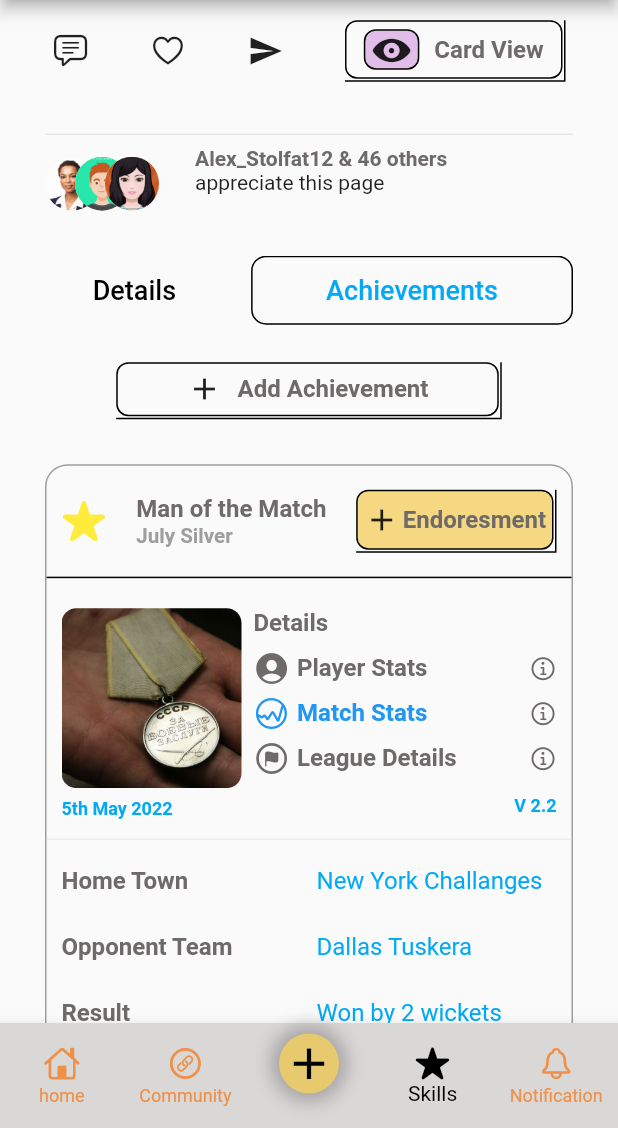
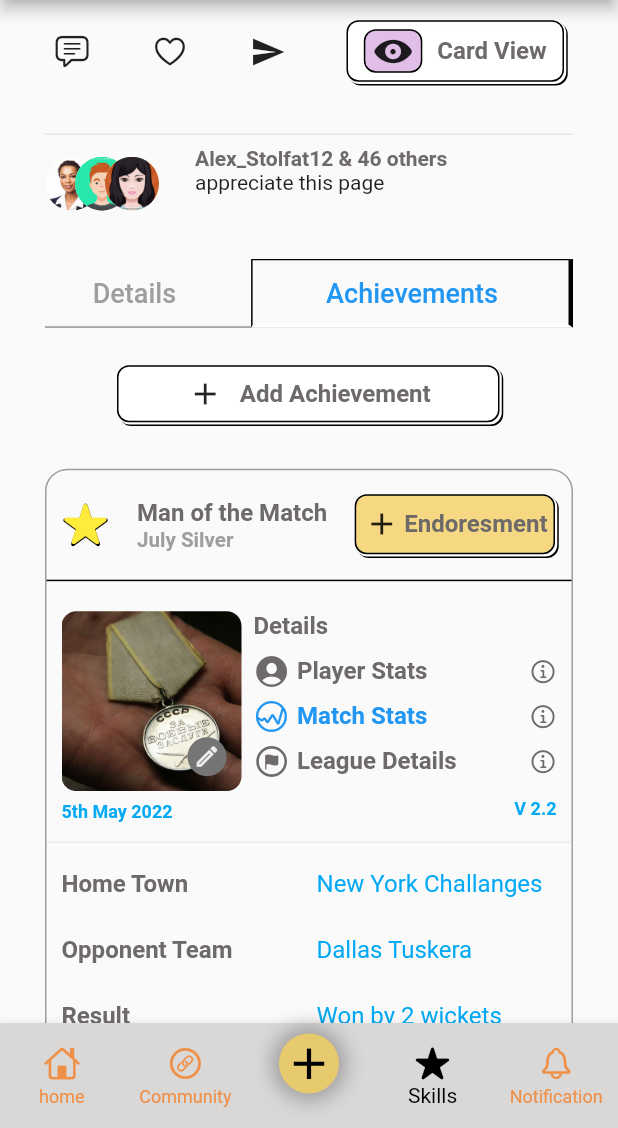
Before and after one commit to jasimameen/cricket_app, a Flutter app: the screen it shows after launch, scrolled down 576 dp, on a phone screen of 412 x 824 dp, the part 108-1236 px from its top. Run offline on Flutter 3.47's test engine with Material 2 defaults, Android fonts, the phone set to English and light mode, and no system bars; missing offline and left inert: pixel_perfect; Roboto replaces fonts that are missing (Open sans).

Commit message:
update: -  TabBar Indicator Design - Button border - Custom Image Edit button

```diff
--- a/lib/features/core/responsive/responsive.dart
+++ b/lib/features/core/responsive/responsive.dart
@@ -27,8 +27,8 @@ class Responsive extends StatelessWidget {
     textScaleFactor = width / mockupWidth;
 
     return PixelPerfect(
-      // scale: scale,
-      // assetPath: 'assets/mockups/ui-mockup.png',
+      scale: scale,
+      assetPath: 'assets/mockups/ui-mockup.png',
       child: child,
     );
   }
--- a/lib/features/home/presentation/views/achevements_card.dart
+++ b/lib/features/home/presentation/views/achevements_card.dart
@@ -3,6 +3,7 @@ import 'package:cricket_app/features/core/constants/constands.dart';
 import 'package:cricket_app/features/core/responsive/responsive.dart';
 import 'package:cricket_app/features/home/presentation/widgets/custom_button.dart';
 import 'package:cricket_app/features/home/presentation/widgets/custom_icon.dart';
+import 'package:cricket_app/features/home/presentation/widgets/custom_image.dart';
 import 'package:cricket_app/features/home/presentation/widgets/custom_text.dart';
 import 'package:cricket_app/features/home/presentation/widgets/link_field.dart';
 import 'package:cricket_app/features/home/presentation/widgets/stats_card.dart';
@@ -66,8 +67,12 @@ class _HeadSection extends StatelessWidget {
         mainAxisAlignment: MainAxisAlignment.spaceBetween,
         children: [
           // icon
-          const CustomIcon(CupertinoIcons.star_fill,
-              color: Colors.yellow, size: 30),
+          const CustomIcon(
+            CupertinoIcons.star_fill,
+            color: Colors.yellow,
+            size: 30,
+            borderColor: Colors.black,
+          ),
 
           // title and subtitle
           VertcalText(
@@ -120,12 +125,12 @@ class _PlayerStats extends StatelessWidget {
               // image
               ClipRRect(
                 borderRadius: BorderRadius.circular(10),
-                child: Image.asset(
+                child: const CustomImage(
                   Assets.victory,
                   height: 120,
                   width: 120,
                   fit: BoxFit.cover,
-                  scale: Responsive.scale,
+                  showEditButton: true,
                 ),
               ),
 
@@ -193,13 +198,14 @@ class _TeamData extends StatelessWidget {
               children: [
                 Expanded(child: CustomText(data['head']!)),
                 Expanded(
-                    child: CustomText(
-                  data["data"]!,
-                  style: CustomText.defaultStyle.copyWith(
-                    color: Colors.lightBlue,
-                    fontWeight: FontWeight.normal,
+                  child: CustomText(
+                    data["data"]!,
+                    style: CustomText.defaultStyle.copyWith(
+                      color: Colors.lightBlue,
+                      fontWeight: FontWeight.normal,
+                    ),
                   ),
-                )),
+                ),
               ],
             ),
             if (data != teamDataFields.last) const SizedBox(height: 25),
--- a/lib/features/home/presentation/views/custom_tab_bar_view.dart
+++ b/lib/features/home/presentation/views/custom_tab_bar_view.dart
@@ -1,18 +1,17 @@
 import 'package:cricket_app/features/home/presentation/views/acheivements_view.dart';
-import 'package:cricket_app/features/home/presentation/widgets/custom_text.dart';
+import 'package:cricket_app/features/home/presentation/views/details_view.dart';
 import 'package:flutter/material.dart';
 
 class CustomTabBarView extends StatelessWidget {
   const CustomTabBarView({super.key});
 
   final tabs = const [
-    AcheivementsView(),
+    DetailsView(),
     AcheivementsView(),
   ];
 
   @override
   Widget build(BuildContext context) {
-    const border = BorderSide(width: 1, color: Colors.grey);
     return SizedBox(
       height: 700,
       child: DefaultTabController(
@@ -21,21 +20,7 @@ class CustomTabBarView extends StatelessWidget {
         child: Column(
           children: [
             // tab bar
-            TabBar(
-              isScrollable: true,
-              labelStyle:
-                  const TextStyle(fontSize: 18, color: Colors.lightBlue),
-              labelPadding: const EdgeInsets.symmetric(horizontal: 50),
-              unselectedLabelColor: Colors.black,
-              indicatorWeight: 0,
-              indicator: BoxDecoration(
-                  border: Border.all(),
-                  borderRadius: BorderRadius.circular(10)),
-              tabs: const [
-                Tab(text: 'Details'),
-                Tab(text: 'Achievements'),
-              ],
-            ),
+            const _TabBar(),
 
             // views
             Expanded(child: TabBarView(children: tabs)),
@@ -45,3 +30,48 @@ class CustomTabBarView extends StatelessWidget {
     );
   }
 }
+
+class _TabBar extends StatelessWidget {
+  const _TabBar({
+    Key? key,
+  }) : super(key: key);
+
+  @override
+  Widget build(BuildContext context) {
+    return const DecoratedBox(
+      decoration: BoxDecoration(
+        border: Border(bottom: BorderSide(color: Colors.grey, width: 0.8)),
+      ),
+      child: Padding(
+        padding: EdgeInsets.only(top: 2),
+        child: DecoratedBox(
+          decoration: BoxDecoration(
+            border: Border(
+              bottom: BorderSide(color: Colors.grey, width: 0.8),
+            ),
+          ),
+          child: TabBar(
+            isScrollable: true,
+            labelColor: Colors.blue,
+            labelStyle: TextStyle(fontSize: 18),
+            labelPadding: EdgeInsets.symmetric(horizontal: 50),
+            unselectedLabelColor: Colors.grey,
+            indicatorWeight: 0,
+            indicator: BoxDecoration(
+              border: Border(
+                top: BorderSide(),
+                left: BorderSide(),
+                right: BorderSide(width: 3),
+                bottom: BorderSide(color: Colors.white, width: 2),
+              ),
+            ),
+            tabs: [
+              Tab(text: 'Details'),
+              Tab(text: 'Achievements'),
+            ],
+          ),
+        ),
+      ),
+    );
+  }
+}
--- /dev/null
+++ b/lib/features/home/presentation/views/details_view.dart
@@ -0,0 +1,20 @@
+import 'package:flutter/material.dart';
+
+/// This is Dummy View for Details
+class DetailsView extends StatelessWidget {
+  const DetailsView({super.key});
+
+  @override
+  Widget build(BuildContext context) {
+    return Container(
+      margin: const EdgeInsets.symmetric(vertical: 60, horizontal: 10),
+      decoration: BoxDecoration(
+        color: Colors.blue[100],
+        borderRadius: BorderRadius.circular(30),
+      ),
+      child: const Center(
+        child: Text("This is Details View"),
+      ),
+    );
+  }
+}
--- a/lib/features/home/presentation/views/header_view.dart
+++ b/lib/features/home/presentation/views/header_view.dart
@@ -1,6 +1,5 @@
 // ignore_for_file: public_member_api_docs, sort_constructors_first
 
-import 'package:cricket_app/features/home/presentation/widgets/custom_icon.dart';
 import 'package:flutter/cupertino.dart';
 import 'package:flutter/material.dart';
 
@@ -8,6 +7,7 @@ import 'package:cricket_app/features/core/constants/assets.dart';
 import 'package:cricket_app/features/core/responsive/responsive.dart';
 
 import '../widgets/custom_avathar.dart';
+import '../widgets/custom_image.dart';
 
 class HeaderView extends StatelessWidget {
   const HeaderView({super.key});
@@ -19,13 +19,13 @@ class HeaderView extends StatelessWidget {
       children: [
         // Image and rating
         Column(
-          children: [
+          children: const [
             // Image
-            Image.asset(
+            CustomImage(
               Assets.criketer,
               height: 255,
               fit: BoxFit.cover,
-              scale: Responsive.scale,
+              showEditButton: true,
             ),
 
             // gap
--- a/lib/features/home/presentation/widgets/custom_button.dart
+++ b/lib/features/home/presentation/widgets/custom_button.dart
@@ -33,18 +33,31 @@ class CustomButton extends StatelessWidget {
   Widget build(BuildContext context) {
     return Container(
       padding: const EdgeInsets.only(bottom: 1, right: 1),
-      decoration: const BoxDecoration(
-        border: Border(
-          right: BorderSide(width: 1),
-          bottom: BorderSide(width: 1),
-        ),
+      decoration: BoxDecoration(
+        // border: Border(
+        //   right: BorderSide(width: 1),
+        //   bottom: BorderSide(width: 1),
+        // ),
+        boxShadow: const [
+          BoxShadow(
+            blurStyle: BlurStyle.inner,
+            offset: Offset(1.5, 1.5),
+          ),
+          BoxShadow(
+            color: Colors.white,
+            blurStyle: BlurStyle.inner,
+            offset: Offset(0.5, 0.5),
+          ),
+        ],
+        // border: Border.all(),
+        borderRadius: BorderRadius.circular(8),
       ),
       child: Container(
         width: width,
         height: height,
         padding: padding ?? const EdgeInsets.all(5),
         decoration: BoxDecoration(
-          color: color,
+          color: color ?? Colors.white,
           border: Border.all(),
           borderRadius: BorderRadius.circular(8),
         ),
--- a/lib/features/home/presentation/widgets/custom_icon.dart
+++ b/lib/features/home/presentation/widgets/custom_icon.dart
@@ -6,17 +6,29 @@ class CustomIcon extends StatelessWidget {
     super.key,
     this.size,
     this.color,
+    this.borderColor,
   });
   final IconData? icon;
   final double? size;
+  final Color? borderColor;
 
   final Color? color;
   @override
   Widget build(BuildContext context) {
-    return Icon(
-      icon,
-      size: size,
-      color: color,
+    return Stack(
+      alignment: AlignmentDirectional.center,
+      children: [
+        Icon(
+          icon,
+          size: size != null ? size! + 2 : 26,
+          color: borderColor ?? Colors.transparent,
+        ),
+        Icon(
+          icon,
+          size: size,
+          color: color,
+        ),
+      ],
     );
   }
 }
--- /dev/null
+++ b/lib/features/home/presentation/widgets/custom_image.dart
@@ -0,0 +1,57 @@
+import 'package:cricket_app/features/home/presentation/widgets/custom_icon.dart';
+import 'package:flutter/material.dart';
+
+import '../../../core/responsive/responsive.dart';
+
+class CustomImage extends StatelessWidget {
+  const CustomImage(
+    this.path, {
+    Key? key,
+    this.width,
+    this.height,
+    this.fit,
+    this.showEditButton = false,
+  }) : super(key: key);
+
+  final String path;
+  final double? width;
+  final double? height;
+  final BoxFit? fit;
+
+  final bool showEditButton;
+
+  @override
+  Widget build(BuildContext context) {
+    return Stack(
+      children: [
+        Image.asset(
+          path,
+          height: height,
+          width: width,
+          fit: fit,
+          scale: Responsive.scale,
+        ),
+
+        // edit button
+        showEditButton
+            ? Positioned(
+                bottom: 10,
+                right: 10,
+                child: Container(
+                  decoration: BoxDecoration(
+                    shape: BoxShape.circle,
+                    color: Colors.grey[600],
+                  ),
+                  padding: const EdgeInsets.all(3),
+                  child: CustomIcon(
+                    Icons.mode_edit_outlined,
+                    size: 18,
+                    color: Colors.grey[200],
+                  ),
+                ),
+              )
+            : const SizedBox(),
+      ],
+    );
+  }
+}
--- a/lib/features/home/presentation/widgets/stats_card.dart
+++ b/lib/features/home/presentation/widgets/stats_card.dart
@@ -2,7 +2,6 @@
 import 'package:flutter/cupertino.dart';
 
 import 'package:cricket_app/features/home/presentation/widgets/custom_text.dart';
-import 'package:flutter/material.dart';
 
 class StatsCard extends StatelessWidget {
   const StatsCard({
@@ -39,14 +38,11 @@ class StatsCard extends StatelessWidget {
 
           // trailing icon
           const Spacer(),
-          const Positioned(
-            right: 0,
-            child: Icon(
-              CupertinoIcons.info,
-              size: 18,
-              color: defaultColor,
-            ),
-          ),
+           const Icon(
+             CupertinoIcons.info,
+             size: 18,
+             color: defaultColor,
+           ),
         ],
       ),
     );
```
